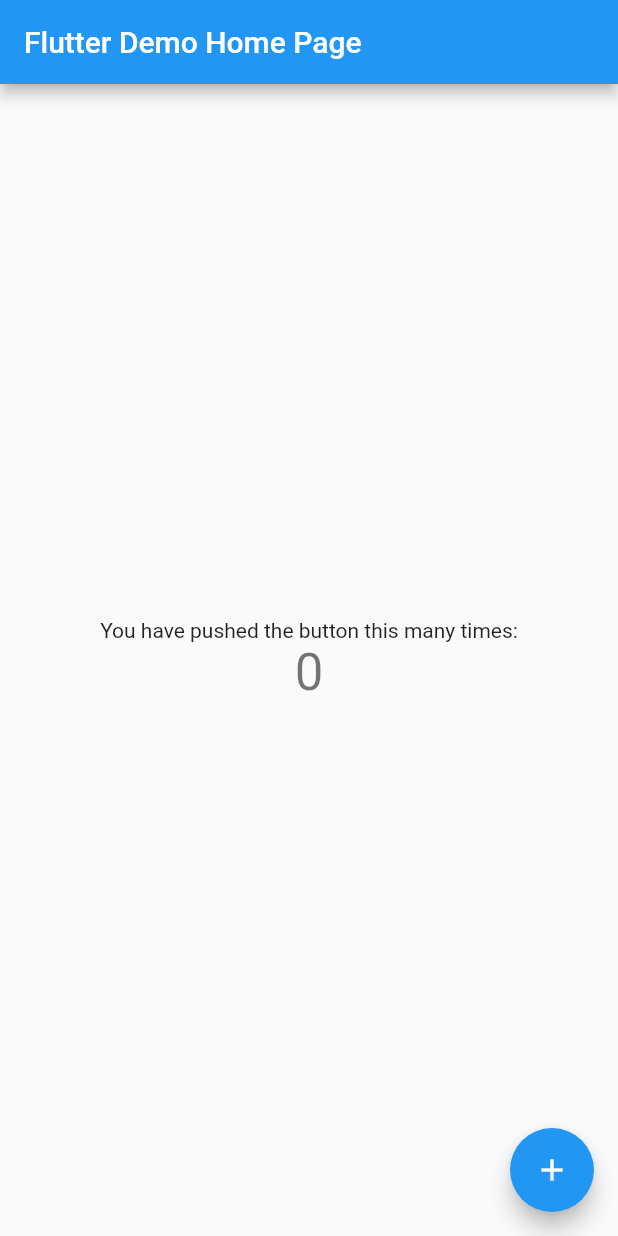
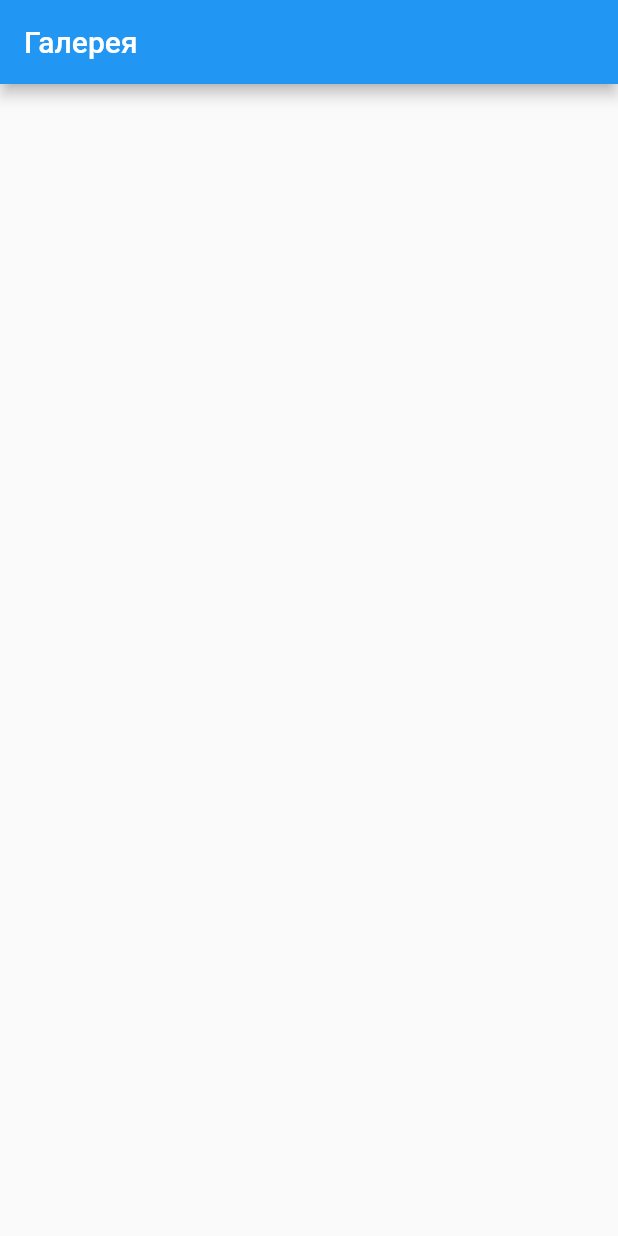
Before and after one commit to DimaDontsov/test_flutter_app, a Flutter app: the screen it shows after launch, on a phone screen of 412 x 824 dp. Run offline on Flutter 3.47's test engine with Material 2 defaults, Android fonts, the phone set to English and light mode, and no system bars.

Commit message:
Добавлен header с заголовком страницы "Галерея"

```diff
--- a/lib/main.dart
+++ b/lib/main.dart
@@ -1,8 +1,6 @@
 import 'package:flutter/material.dart';
 
-void main() {
-  runApp(MyApp());
-}
+void main() => runApp(MyApp());
 
 class MyApp extends StatelessWidget {
   // This widget is the root of your application.
@@ -11,103 +9,29 @@ class MyApp extends StatelessWidget {
     return MaterialApp(
       title: 'Flutter Demo',
       theme: ThemeData(
-        // This is the theme of your application.
-        //
-        // Try running your application with "flutter run". You'll see the
-        // application has a blue toolbar. Then, without quitting the app, try
-        // changing the primarySwatch below to Colors.green and then invoke
-        // "hot reload" (press "r" in the console where you ran "flutter run",
-        // or simply save your changes to "hot reload" in a Flutter IDE).
-        // Notice that the counter didn't reset back to zero; the application
-        // is not restarted.
-        primarySwatch: Colors.blue,
+        primarySwatch: Colors.grey,
       ),
-      home: MyHomePage(title: 'Flutter Demo Home Page'),
+      home: GalleryPage(),
     );
   }
 }
 
-class MyHomePage extends StatefulWidget {
-  MyHomePage({Key? key, required this.title}) : super(key: key);
-
-  // This widget is the home page of your application. It is stateful, meaning
-  // that it has a State object (defined below) that contains fields that affect
-  // how it looks.
-
-  // This class is the configuration for the state. It holds the values (in this
-  // case the title) provided by the parent (in this case the App widget) and
-  // used by the build method of the State. Fields in a Widget subclass are
-  // always marked "final".
-
-  final String title;
+class GalleryPage extends StatefulWidget {
+  GalleryPage({Key? key}) : super(key: key);
 
   @override
-  _MyHomePageState createState() => _MyHomePageState();
+  _GalleryPageState createState() => _GalleryPageState();
 }
 
-class _MyHomePageState extends State<MyHomePage> {
-  int _counter = 0;
-
-  void _incrementCounter() {
-    setState(() {
-      // This call to setState tells the Flutter framework that something has
-      // changed in this State, which causes it to rerun the build method below
-      // so that the display can reflect the updated values. If we changed
-      // _counter without calling setState(), then the build method would not be
-      // called again, and so nothing would appear to happen.
-      _counter++;
-    });
-  }
+class _GalleryPageState extends State<GalleryPage> {
 
   @override
   Widget build(BuildContext context) {
-    // This method is rerun every time setState is called, for instance as done
-    // by the _incrementCounter method above.
-    //
-    // The Flutter framework has been optimized to make rerunning build methods
-    // fast, so that you can just rebuild anything that needs updating rather
-    // than having to individually change instances of widgets.
     return Scaffold(
       appBar: AppBar(
-        // Here we take the value from the MyHomePage object that was created by
-        // the App.build method, and use it to set our appbar title.
-        title: Text(widget.title),
+        title: Text('Галерея', style: TextStyle(color: Colors.white,),),
+        backgroundColor: Colors.blue,
       ),
-      body: Center(
-        // Center is a layout widget. It takes a single child and positions it
-        // in the middle of the parent.
-        child: Column(
-          // Column is also a layout widget. It takes a list of children and
-          // arranges them vertically. By default, it sizes itself to fit its
-          // children horizontally, and tries to be as tall as its parent.
-          //
-          // Invoke "debug painting" (press "p" in the console, choose the
-          // "Toggle Debug Paint" action from the Flutter Inspector in Android
-          // Studio, or the "Toggle Debug Paint" command in Visual Studio Code)
-          // to see the wireframe for each widget.
-          //
-          // Column has various properties to control how it sizes itself and
-          // how it positions its children. Here we use mainAxisAlignment to
-          // center the children vertically; the main axis here is the vertical
-          // axis because Columns are vertical (the cross axis would be
-          // horizontal).
-          mainAxisAlignment: MainAxisAlignment.center,
-          children: <Widget>[
-            Text(
-              'You have pushed the button this many times:',
-            ),
-            Text(
-              '$_counter',
-              style: Theme.of(context).textTheme.headline4,
-            ),
-          ],
-        ),
-      ),
-      floatingActionButton: FloatingActionButton(
-        onPressed: _incrementCounter,
-        tooltip: 'Increment',
-        child: Icon(Icons.add),
-      ), // This trailing comma makes auto-formatting nicer for build methods.
     );
   }
 }
```
